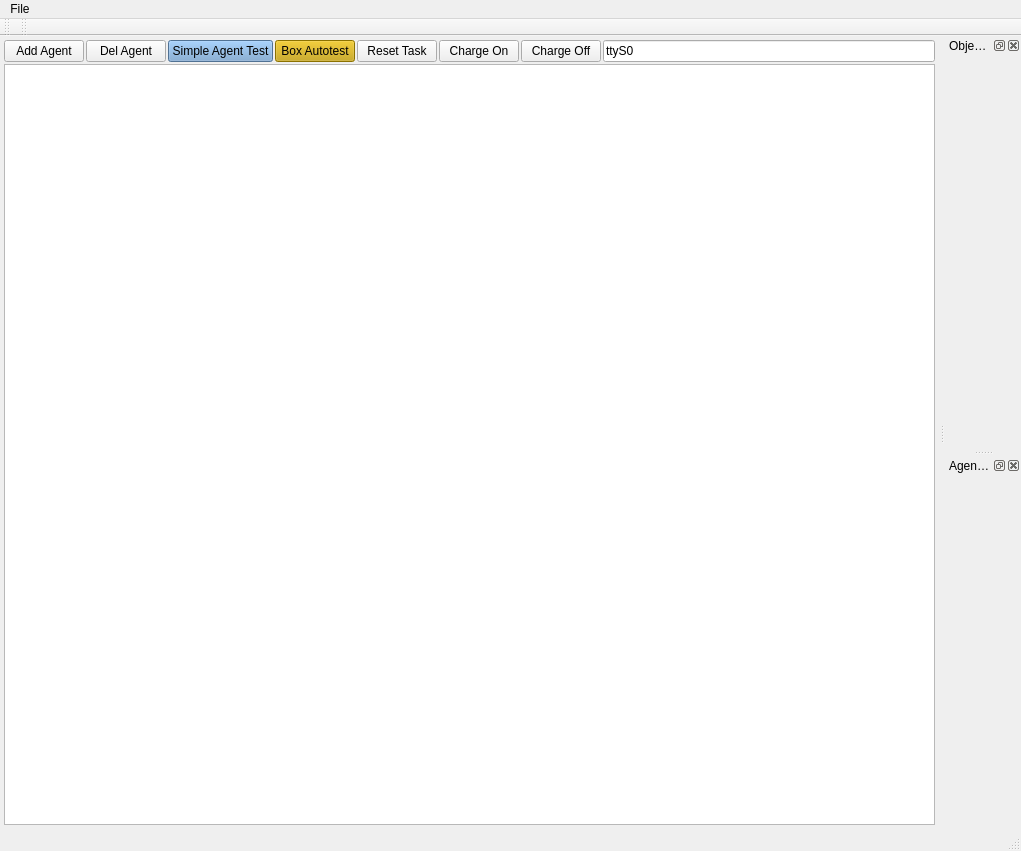
This is App/AgentsManager/mainwindow.ui in break11/AutoStorage as Qt 5 draws it before an edit. The edited form follows.
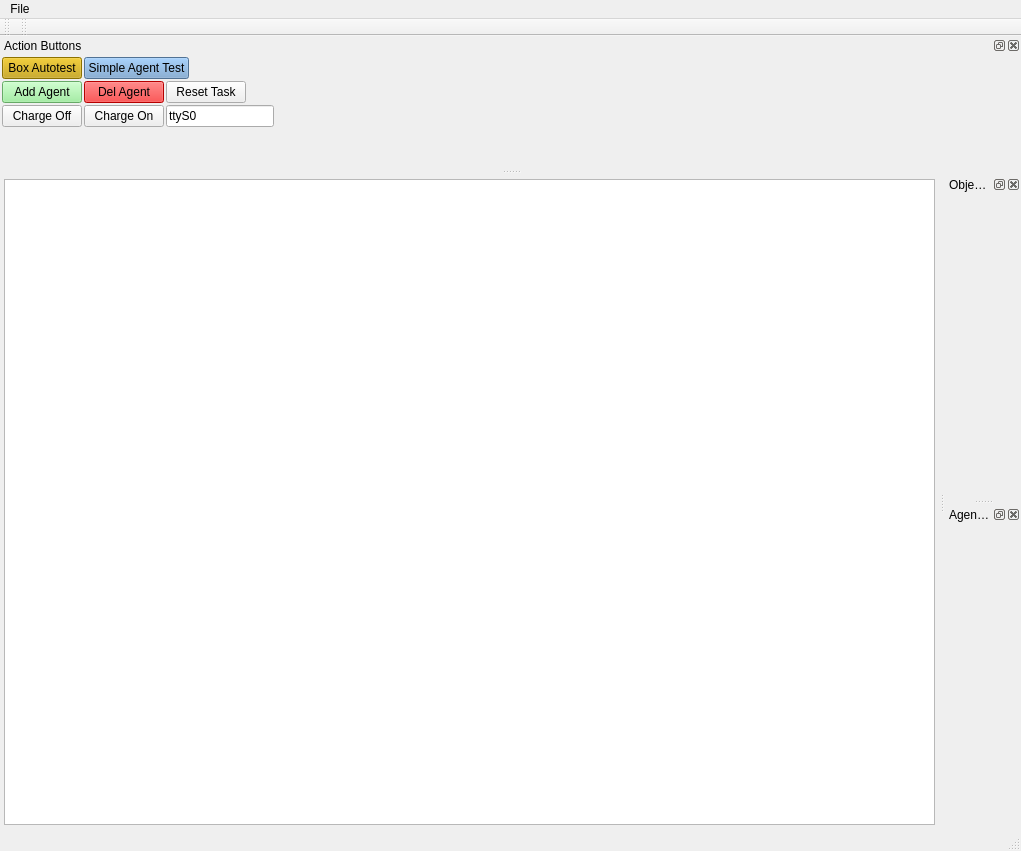
This is the edited form.

```diff
--- a/App/AgentsManager/mainwindow.ui
+++ b/App/AgentsManager/mainwindow.ui
@@ -49,8 +49,8 @@
         <rect>
          <x>0</x>
          <y>0</y>
-         <width>893</width>
-         <height>785</height>
+         <width>937</width>
+         <height>592</height>
         </rect>
        </property>
        <layout class="QVBoxLayout" name="verticalLayout_3">
@@ -69,100 +69,6 @@
         <property name="bottomMargin">
          <number>2</number>
         </property>
-        <item>
-         <layout class="QHBoxLayout" name="horizontalLayout">
-          <item>
-           <widget class="QPushButton" name="btnAddAgent">
-            <property name="text">
-             <string>Add Agent</string>
-            </property>
-            <property name="shortcut">
-             <string>Ins</string>
-            </property>
-           </widget>
-          </item>
-          <item>
-           <widget class="QPushButton" name="btnDelAgent">
-            <property name="text">
-             <string>Del Agent</string>
-            </property>
-            <property name="shortcut">
-             <string>Del</string>
-            </property>
-           </widget>
-          </item>
-          <item>
-           <widget class="QPushButton" name="btnSimpleAgent_Test">
-            <property name="styleSheet">
-             <string notr="true">  QPushButton {
-      background-color: rgb(114, 159, 207);
-  }
-
-  QPushButton:checked {
-	border:3px solid red;
- border-radius:5px
-}</string>
-            </property>
-            <property name="text">
-             <string>Simple Agent Test</string>
-            </property>
-            <property name="checkable">
-             <bool>true</bool>
-            </property>
-           </widget>
-          </item>
-          <item>
-           <widget class="QPushButton" name="btnBox_Autotest">
-            <property name="minimumSize">
-             <size>
-              <width>0</width>
-              <height>0</height>
-             </size>
-            </property>
-            <property name="styleSheet">
-             <string notr="true">QPushButton { background-color: rgb(196, 160, 0); } QPushButton:checked { border:3px solid red; border-radius:5px }</string>
-            </property>
-            <property name="text">
-             <string>Box Autotest</string>
-            </property>
-            <property name="checkable">
-             <bool>true</bool>
-            </property>
-           </widget>
-          </item>
-          <item>
-           <widget class="QPushButton" name="btnReset_Task">
-            <property name="text">
-             <string>Reset Task</string>
-            </property>
-            <property name="checkable">
-             <bool>false</bool>
-            </property>
-           </widget>
-          </item>
-          <item>
-           <widget class="QPushButton" name="btnChargeOn">
-            <property name="text">
-             <string>Charge On</string>
-            </property>
-           </widget>
-          </item>
-          <item>
-           <widget class="QPushButton" name="btnChargeOff">
-            <property name="text">
-             <string>Charge Off</string>
-            </property>
-           </widget>
-          </item>
-          <item>
-           <widget class="QLineEdit" name="leChargePort">
-            <property name="text">
-             <string>ttyS0</string>
-            </property>
-           </widget>
-          </item>
-         </layout>
-        </item>
         <item>
          <widget class="QTableView" name="tvAgents">
           <property name="sizePolicy">
@@ -268,7 +174,7 @@
     <number>2</number>
    </attribute>
    <widget class="QWidget" name="dkObjectWdiget_Contents">
-    <layout class="QVBoxLayout" name="verticalLayout_2" stretch="">
+    <layout class="QVBoxLayout" name="verticalLayout_2">
      <property name="sizeConstraint">
       <enum>QLayout::SetNoConstraint</enum>
      </property>
@@ -278,8 +184,8 @@
   <widget class="QDockWidget" name="dkAgent_CMD_Log">
    <property name="minimumSize">
     <size>
-     <width>0</width>
-     <height>0</height>
+     <width>76</width>
+     <height>41</height>
     </size>
    </property>
    <property name="windowTitle">
@@ -292,6 +198,244 @@
     <layout class="QVBoxLayout" name="verticalLayout_4"/>
    </widget>
   </widget>
+  <widget class="QDockWidget" name="dkButtons">
+   <property name="allowedAreas">
+    <set>Qt::TopDockWidgetArea</set>
+   </property>
+   <property name="windowTitle">
+    <string>Action Buttons</string>
+   </property>
+   <attribute name="dockWidgetArea">
+    <number>4</number>
+   </attribute>
+   <widget class="QWidget" name="dkButtons_Contents">
+    <layout class="QVBoxLayout" name="verticalLayout_5">
+     <property name="spacing">
+      <number>2</number>
+     </property>
+     <property name="leftMargin">
+      <number>2</number>
+     </property>
+     <property name="topMargin">
+      <number>2</number>
+     </property>
+     <property name="rightMargin">
+      <number>2</number>
+     </property>
+     <property name="bottomMargin">
+      <number>2</number>
+     </property>
+     <item>
+      <layout class="QHBoxLayout" name="horizontalLayout">
+       <item>
+        <widget class="QPushButton" name="btnBox_Autotest">
+         <property name="sizePolicy">
+          <sizepolicy hsizetype="Maximum" vsizetype="Fixed">
+           <horstretch>0</horstretch>
+           <verstretch>0</verstretch>
+          </sizepolicy>
+         </property>
+         <property name="minimumSize">
+          <size>
+           <width>0</width>
+           <height>0</height>
+          </size>
+         </property>
+         <property name="styleSheet">
+          <string notr="true">QPushButton { background-color: rgb(196, 160, 0); } QPushButton:checked { border:3px solid red; border-radius:5px }</string>
+         </property>
+         <property name="text">
+          <string>Box Autotest</string>
+         </property>
+         <property name="checkable">
+          <bool>true</bool>
+         </property>
+        </widget>
+       </item>
+       <item>
+        <widget class="QPushButton" name="btnSimpleAgent_Test">
+         <property name="sizePolicy">
+          <sizepolicy hsizetype="Maximum" vsizetype="Fixed">
+           <horstretch>0</horstretch>
+           <verstretch>0</verstretch>
+          </sizepolicy>
+         </property>
+         <property name="styleSheet">
+          <string notr="true">  QPushButton {
+      background-color: rgb(114, 159, 207);
+  }
+
+  QPushButton:checked {
+	border:3px solid red;
+ border-radius:5px
+}</string>
+         </property>
+         <property name="text">
+          <string>Simple Agent Test</string>
+         </property>
+         <property name="checkable">
+          <bool>true</bool>
+         </property>
+        </widget>
+       </item>
+       <item>
+        <spacer name="horizontalSpacer">
+         <property name="orientation">
+          <enum>Qt::Horizontal</enum>
+         </property>
+         <property name="sizeHint" stdset="0">
+          <size>
+           <width>40</width>
+           <height>20</height>
+          </size>
+         </property>
+        </spacer>
+       </item>
+      </layout>
+     </item>
+     <item>
+      <layout class="QHBoxLayout" name="horizontalLayout_2">
+       <item>
+        <widget class="QPushButton" name="btnAddAgent">
+         <property name="sizePolicy">
+          <sizepolicy hsizetype="Maximum" vsizetype="Fixed">
+           <horstretch>0</horstretch>
+           <verstretch>0</verstretch>
+          </sizepolicy>
+         </property>
+         <property name="styleSheet">
+          <string notr="true">background-color: lightGreen;</string>
+         </property>
+         <property name="text">
+          <string>Add Agent</string>
+         </property>
+         <property name="shortcut">
+          <string>Ins</string>
+         </property>
+        </widget>
+       </item>
+       <item>
+        <widget class="QPushButton" name="btnDelAgent">
+         <property name="sizePolicy">
+          <sizepolicy hsizetype="Maximum" vsizetype="Fixed">
+           <horstretch>0</horstretch>
+           <verstretch>0</verstretch>
+          </sizepolicy>
+         </property>
+         <property name="styleSheet">
+          <string notr="true">background-color: red;</string>
+         </property>
+         <property name="text">
+          <string>Del Agent</string>
+         </property>
+         <property name="shortcut">
+          <string>Del</string>
+         </property>
+        </widget>
+       </item>
+       <item>
+        <widget class="QPushButton" name="btnReset_Task">
+         <property name="sizePolicy">
+          <sizepolicy hsizetype="Maximum" vsizetype="Fixed">
+           <horstretch>0</horstretch>
+           <verstretch>0</verstretch>
+          </sizepolicy>
+         </property>
+         <property name="text">
+          <string>Reset Task</string>
+         </property>
+         <property name="checkable">
+          <bool>false</bool>
+         </property>
+        </widget>
+       </item>
+       <item>
+        <spacer name="horizontalSpacer_2">
+         <property name="orientation">
+          <enum>Qt::Horizontal</enum>
+         </property>
+         <property name="sizeHint" stdset="0">
+          <size>
+           <width>40</width>
+           <height>20</height>
+          </size>
+         </property>
+        </spacer>
+       </item>
+      </layout>
+     </item>
+     <item>
+      <layout class="QHBoxLayout" name="horizontalLayout_3">
+       <item>
+        <widget class="QPushButton" name="btnChargeOff">
+         <property name="sizePolicy">
+          <sizepolicy hsizetype="Maximum" vsizetype="Fixed">
+           <horstretch>0</horstretch>
+           <verstretch>0</verstretch>
+          </sizepolicy>
+         </property>
+         <property name="text">
+          <string>Charge Off</string>
+         </property>
+        </widget>
+       </item>
+       <item>
+        <widget class="QPushButton" name="btnChargeOn">
+         <property name="sizePolicy">
+          <sizepolicy hsizetype="Maximum" vsizetype="Fixed">
+           <horstretch>0</horstretch>
+           <verstretch>0</verstretch>
+          </sizepolicy>
+         </property>
+         <property name="text">
+          <string>Charge On</string>
+         </property>
+        </widget>
+       </item>
+       <item>
+        <widget class="QLineEdit" name="leChargePort">
+         <property name="sizePolicy">
+          <sizepolicy hsizetype="Maximum" vsizetype="Fixed">
+           <horstretch>0</horstretch>
+           <verstretch>0</verstretch>
+          </sizepolicy>
+         </property>
+         <property name="text">
+          <string>ttyS0</string>
+         </property>
+        </widget>
+       </item>
+       <item>
+        <spacer name="horizontalSpacer_3">
+         <property name="orientation">
+          <enum>Qt::Horizontal</enum>
+         </property>
+         <property name="sizeHint" stdset="0">
+          <size>
+           <width>40</width>
+           <height>20</height>
+          </size>
+         </property>
+        </spacer>
+       </item>
+      </layout>
+     </item>
+     <item>
+      <spacer name="verticalSpacer">
+       <property name="orientation">
+        <enum>Qt::Vertical</enum>
+       </property>
+       <property name="sizeHint" stdset="0">
+        <size>
+         <width>20</width>
+         <height>40</height>
+        </size>
+       </property>
+      </spacer>
+     </item>
+    </layout>
+   </widget>
+  </widget>
  </widget>
  <resources/>
  <connections/>
```
